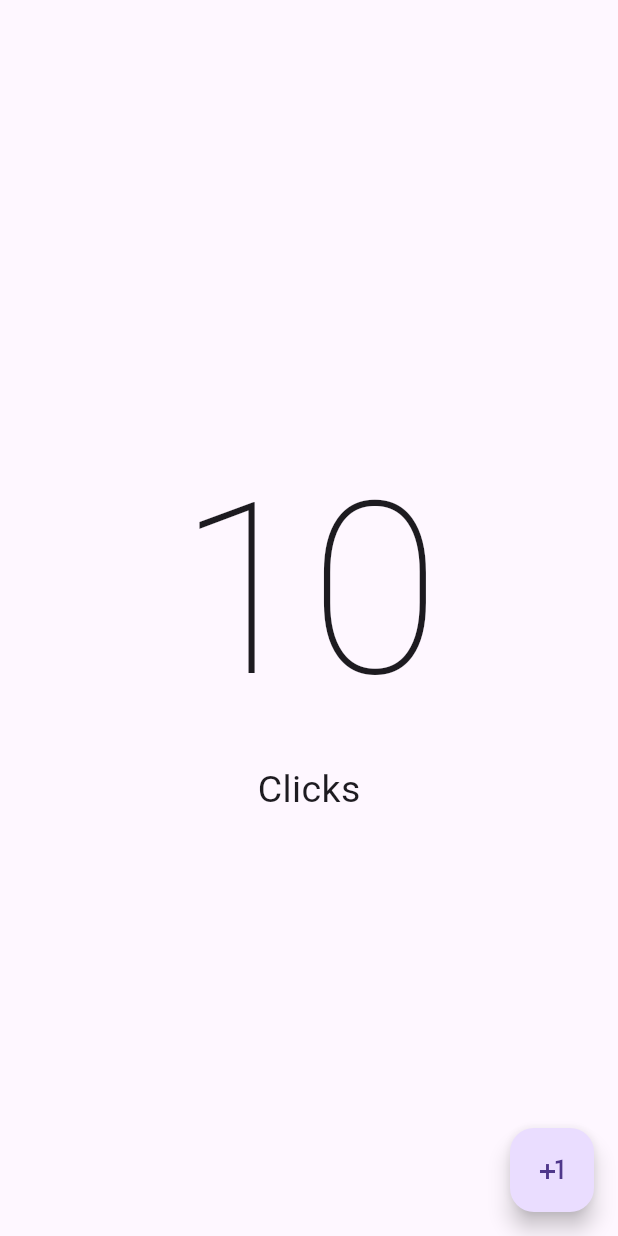
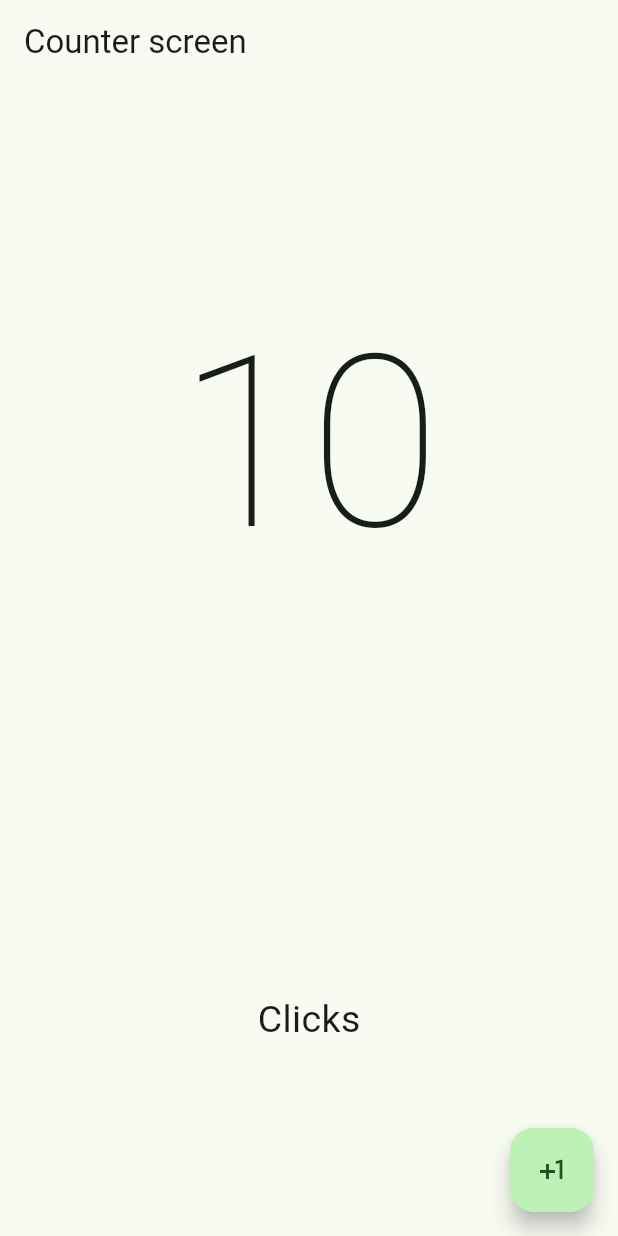
Before and after one commit to JPosda14/FlutterPractice, a Flutter app: the screen it shows after launch, on a phone screen of 412 x 824 dp. Run offline on Flutter 3.47's test engine with Material 3 defaults, Android fonts, the phone set to English and light mode, and no system bars.

Commit message:
third commit

```diff
--- a/lib/main.dart
+++ b/lib/main.dart
@@ -12,9 +12,13 @@ class MyApp extends StatelessWidget{
 
   @override
   Widget build(BuildContext context) {
-    return const MaterialApp(
+    return  MaterialApp(
       debugShowCheckedModeBanner: false,
-      home: CounterScreen()
+      theme: ThemeData(
+        useMaterial3: true,
+        colorSchemeSeed:  Colors.green
+      ),
+      home: const CounterScreen()
     );
   }
 
--- a/lib/presentation/screens/counter/counter_screen.dart
+++ b/lib/presentation/screens/counter/counter_screen.dart
@@ -6,9 +6,12 @@ class CounterScreen extends StatelessWidget {
   @override
   Widget build(BuildContext context) {
     return Scaffold(
+      appBar: AppBar(
+        title: const Text('Counter screen'),
+      ),
         body: const Center(
             child: Column(
-      mainAxisAlignment: MainAxisAlignment.center,
+      mainAxisAlignment: MainAxisAlignment.spaceAround,
       children: [Text('10', style: TextStyle(fontSize: 160, fontWeight: FontWeight.w100)),
       Text('Clicks',  style: TextStyle(fontSize: 25))],
     )),
```
